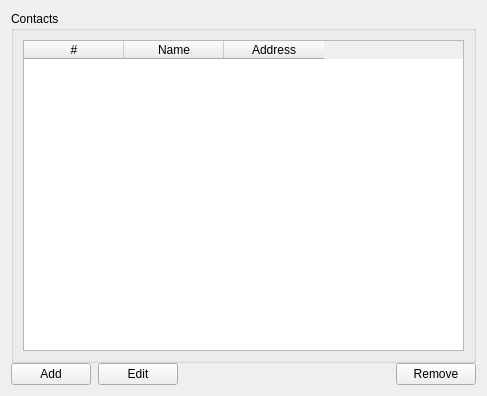
Qt form windows/w_contacts.ui (0xkobe/mwc-wallet) before a commit.
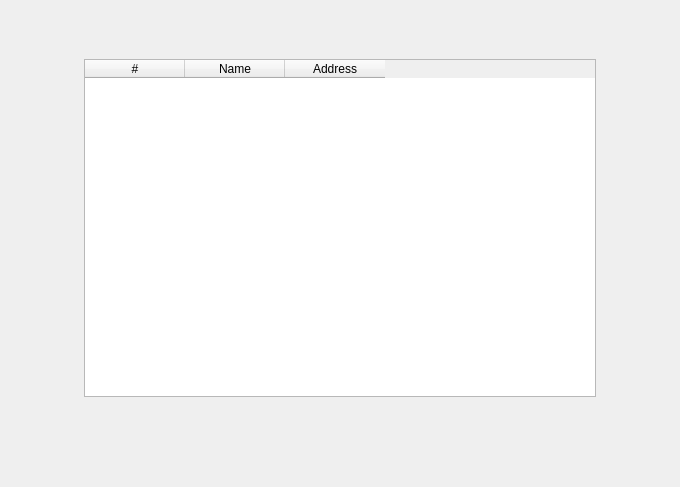
The same form after that commit. Icons and pictures are not drawn. Custom widgets are drawn as their Qt base class.

```diff
--- a/windows/w_contacts.ui
+++ b/windows/w_contacts.ui
@@ -6,110 +6,259 @@
    <rect>
     <x>0</x>
     <y>0</y>
-    <width>487</width>
-    <height>396</height>
+    <width>680</width>
+    <height>487</height>
    </rect>
   </property>
   <property name="windowTitle">
    <string>Form</string>
   </property>
-  <layout class="QVBoxLayout" name="verticalLayout_2">
+  <layout class="QHBoxLayout" name="horizontalLayout_2" stretch="1,7,1">
    <property name="spacing">
     <number>0</number>
    </property>
    <item>
-    <widget class="QGroupBox" name="groupBox">
-     <property name="title">
-      <string>Contacts</string>
+    <spacer name="horizontalSpacer_2">
+     <property name="orientation">
+      <enum>Qt::Horizontal</enum>
      </property>
-     <property name="cursor">
-      <cursor>13</cursor>
+     <property name="sizeHint" stdset="0">
+      <size>
+       <width>70</width>
+       <height>20</height>
+      </size>
      </property>
-     <layout class="QVBoxLayout" name="verticalLayout">
-      <item>
-       <widget class="ListWithColumns" name="contactsTable">
-        <column>
-         <property name="text">
-          <string>#</string>
-         </property>
-        </column>
-        <column>
-         <property name="text">
-          <string>Name</string>
-         </property>
-        </column>
-        <column>
-         <property name="text">
-          <string>Address</string>
-         </property>
-        </column>
-       </widget>
-      </item>
-     </layout>
-    </widget>
+    </spacer>
    </item>
    <item>
-    <layout class="QHBoxLayout" name="horizontalLayout">
+    <layout class="QVBoxLayout" name="verticalLayout" stretch="2,14,0,1">
      <property name="spacing">
-      <number>7</number>
+      <number>0</number>
      </property>
      <item>
-      <widget class="QPushButton" name="addButton">
-       <property name="focusPolicy">
-        <enum>Qt::StrongFocus</enum>
+      <spacer name="verticalSpacer">
+       <property name="orientation">
+        <enum>Qt::Vertical</enum>
        </property>
-       <property name="text">
-        <string>Add</string>
+       <property name="sizeHint" stdset="0">
+        <size>
+         <width>20</width>
+         <height>40</height>
+        </size>
        </property>
-       <property name="autoDefault">
-        <bool>true</bool>
-       </property>
+      </spacer>
+     </item>
+     <item>
+      <widget class="ListWithColumns" name="contactsTable">
+       <column>
+        <property name="text">
+         <string>#</string>
+        </property>
+       </column>
+       <column>
+        <property name="text">
+         <string>Name</string>
+        </property>
+       </column>
+       <column>
+        <property name="text">
+         <string>Address</string>
+        </property>
+       </column>
       </widget>
      </item>
      <item>
-      <widget class="QPushButton" name="editButton">
-       <property name="focusPolicy">
-        <enum>Qt::StrongFocus</enum>
+      <layout class="QHBoxLayout" name="horizontalLayout">
+       <property name="spacing">
+        <number>15</number>
        </property>
-       <property name="text">
-        <string>Edit</string>
+       <property name="topMargin">
+        <number>15</number>
        </property>
-       <property name="autoDefault">
-        <bool>true</bool>
-       </property>
-      </widget>
+       <item>
+        <spacer name="horizontalSpacer">
+         <property name="orientation">
+          <enum>Qt::Horizontal</enum>
+         </property>
+         <property name="sizeHint" stdset="0">
+          <size>
+           <width>40</width>
+           <height>20</height>
+          </size>
+         </property>
+        </spacer>
+       </item>
+       <item>
+        <widget class="control::MwcPushButtonRound" name="addButton">
+         <property name="minimumSize">
+          <size>
+           <width>40</width>
+           <height>40</height>
+          </size>
+         </property>
+         <property name="maximumSize">
+          <size>
+           <width>40</width>
+           <height>40</height>
+          </size>
+         </property>
+         <property name="cursor">
+          <cursorShape>PointingHandCursor</cursorShape>
+         </property>
+         <property name="focusPolicy">
+          <enum>Qt::NoFocus</enum>
+         </property>
+         <property name="toolTip">
+          <string>Add new contact</string>
+         </property>
+         <property name="styleSheet">
+          <string notr="true">border:none</string>
+         </property>
+         <property name="text">
+          <string/>
+         </property>
+         <property name="icon">
+          <iconset resource="../resources.qrc">
+           <normaloff>:/img/Add@2x.svg</normaloff>:/img/Add@2x.svg</iconset>
+         </property>
+         <property name="iconSize">
+          <size>
+           <width>40</width>
+           <height>40</height>
+          </size>
+         </property>
+         <property name="autoDefault">
+          <bool>false</bool>
+         </property>
+         <property name="flat">
+          <bool>true</bool>
+         </property>
+        </widget>
+       </item>
+       <item>
+        <widget class="control::MwcPushButtonRound" name="deleteButton">
+         <property name="minimumSize">
+          <size>
+           <width>40</width>
+           <height>40</height>
+          </size>
+         </property>
+         <property name="maximumSize">
+          <size>
+           <width>40</width>
+           <height>40</height>
+          </size>
+         </property>
+         <property name="cursor">
+          <cursorShape>PointingHandCursor</cursorShape>
+         </property>
+         <property name="focusPolicy">
+          <enum>Qt::NoFocus</enum>
+         </property>
+         <property name="toolTip">
+          <string>Delete seleted contact</string>
+         </property>
+         <property name="styleSheet">
+          <string notr="true">border:none</string>
+         </property>
+         <property name="text">
+          <string/>
+         </property>
+         <property name="icon">
+          <iconset>
+           <normaloff>:/img/Delete.svg</normaloff>:/img/Delete.svg</iconset>
+         </property>
+         <property name="iconSize">
+          <size>
+           <width>40</width>
+           <height>40</height>
+          </size>
+         </property>
+         <property name="autoDefault">
+          <bool>false</bool>
+         </property>
+         <property name="flat">
+          <bool>true</bool>
+         </property>
+        </widget>
+       </item>
+       <item>
+        <widget class="control::MwcPushButtonRound" name="editButton">
+         <property name="minimumSize">
+          <size>
+           <width>40</width>
+           <height>40</height>
+          </size>
+         </property>
+         <property name="maximumSize">
+          <size>
+           <width>40</width>
+           <height>40</height>
+          </size>
+         </property>
+         <property name="cursor">
+          <cursorShape>PointingHandCursor</cursorShape>
+         </property>
+         <property name="focusPolicy">
+          <enum>Qt::NoFocus</enum>
+         </property>
+         <property name="toolTip">
+          <string>Update selected contact</string>
+         </property>
+         <property name="styleSheet">
+          <string notr="true">border:none</string>
+         </property>
+         <property name="text">
+          <string/>
+         </property>
+         <property name="icon">
+          <iconset resource="../resources.qrc">
+           <normaloff>:/img/Edit@2x.svg</normaloff>:/img/Edit@2x.svg</iconset>
+         </property>
+         <property name="iconSize">
+          <size>
+           <width>40</width>
+           <height>40</height>
+          </size>
+         </property>
+         <property name="autoDefault">
+          <bool>false</bool>
+         </property>
+         <property name="flat">
+          <bool>true</bool>
+         </property>
+        </widget>
+       </item>
+      </layout>
      </item>
      <item>
-      <spacer name="horizontalSpacer">
+      <spacer name="verticalSpacer_2">
        <property name="orientation">
-        <enum>Qt::Horizontal</enum>
+        <enum>Qt::Vertical</enum>
        </property>
-       <property name="sizeType">
-        <enum>QSizePolicy::Expanding</enum>
-       </property>
        <property name="sizeHint" stdset="0">
         <size>
-         <width>40</width>
-         <height>20</height>
+         <width>20</width>
+         <height>40</height>
         </size>
        </property>
       </spacer>
      </item>
-     <item>
-      <widget class="QPushButton" name="removeButton">
-       <property name="focusPolicy">
-        <enum>Qt::StrongFocus</enum>
-       </property>
-       <property name="text">
-        <string>Remove</string>
-       </property>
-       <property name="autoDefault">
-        <bool>true</bool>
-       </property>
-      </widget>
-     </item>
     </layout>
    </item>
+   <item>
+    <spacer name="horizontalSpacer_3">
+     <property name="orientation">
+      <enum>Qt::Horizontal</enum>
+     </property>
+     <property name="sizeHint" stdset="0">
+      <size>
+       <width>70</width>
+       <height>20</height>
+      </size>
+     </property>
+    </spacer>
+   </item>
   </layout>
  </widget>
  <customwidgets>
@@ -118,6 +267,11 @@
    <extends>QTableWidget</extends>
    <header>control/listwithcolumns.h</header>
   </customwidget>
+  <customwidget>
+   <class>control::MwcPushButtonRound</class>
+   <extends>QPushButton</extends>
+   <header>control/MwcPushButton.h</header>
+  </customwidget>
  </customwidgets>
  <tabstops>
   <tabstop>contactsTable</tabstop>
```
Left out of the diff: 10 changed lines with no effect on the pictures.
